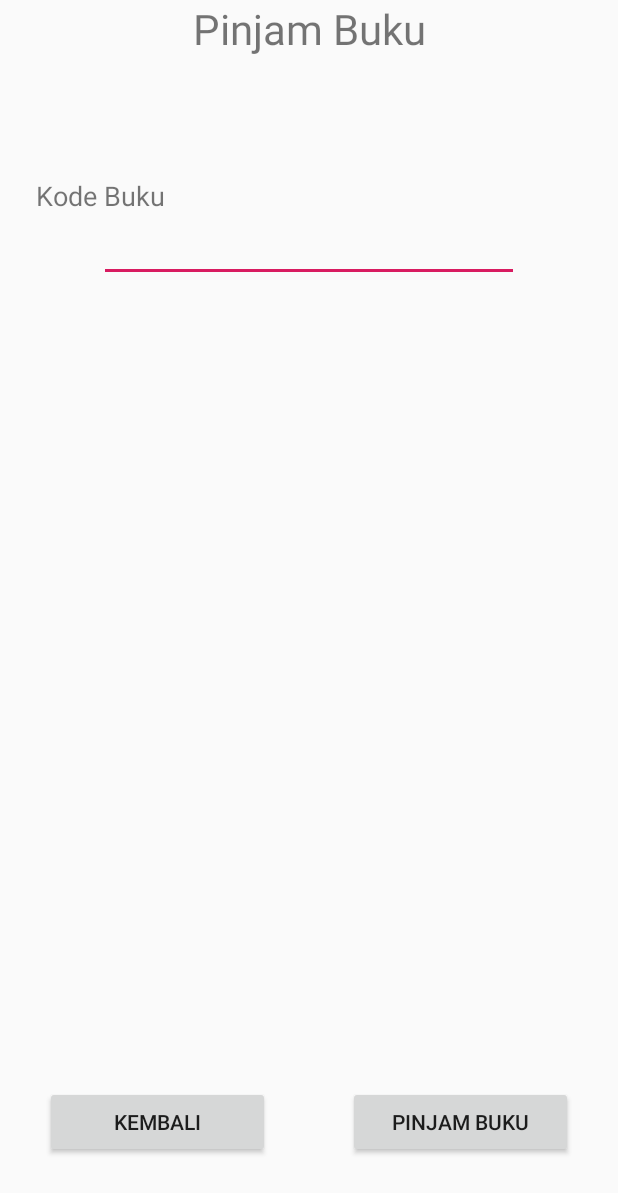
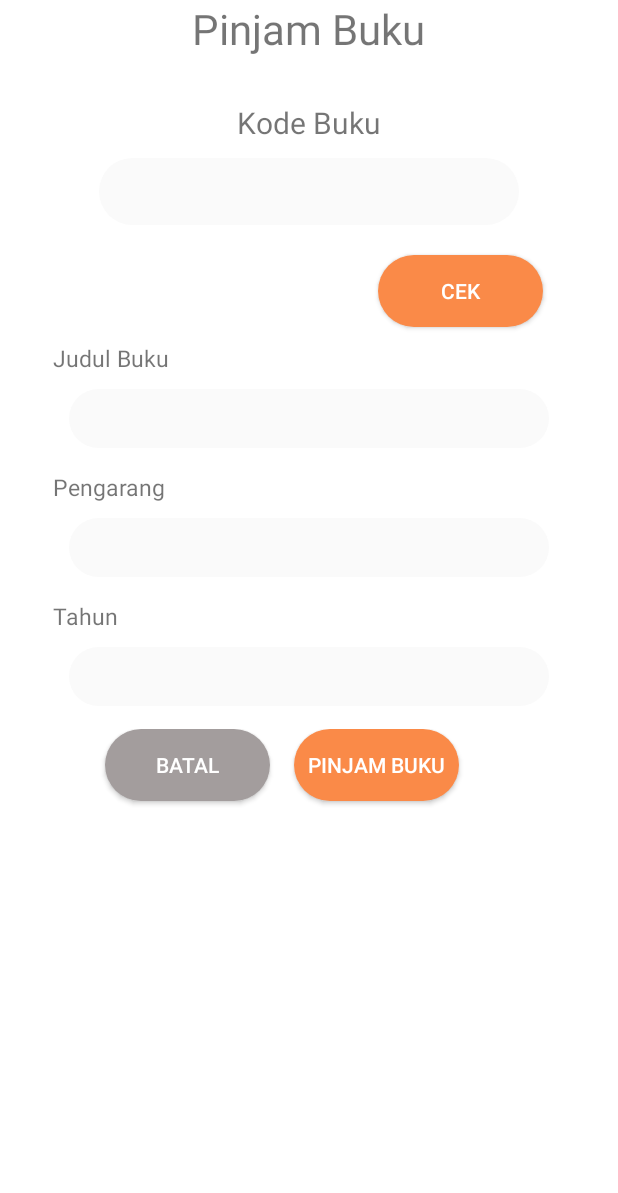
Before and after one commit to robyrnl/URSmartLibrary, an Android app: the layout activity_pinjam_buku.xml on its own in the app's theme, with its tools: preview values and no code run, on a phone screen of 412 x 824 dp. Shown: the top 1193 px of the screen. Run offline under Robolectric (Android 15) with nearby library versions, the phone set to English and light mode, and no system bars.

Commit message:
Masih Rubah File XML

```diff
--- a/app/build.gradle
+++ b/app/build.gradle
@@ -20,6 +20,7 @@ android {
 
 dependencies {
     implementation fileTree(dir: 'libs', include: ['*.jar'])
+    //noinspection GradleCompatible
     implementation 'com.android.support:appcompat-v7:27.1.1'
     implementation 'com.android.support.constraint:constraint-layout:1.1.3'
     implementation 'com.google.firebase:firebase-core:16.0.1'
@@ -27,5 +28,7 @@ dependencies {
     androidTestImplementation 'com.android.support.test:runner:1.0.2'
     androidTestImplementation 'com.android.support.test.espresso:espresso-core:3.0.2'
     implementation 'com.android.support:recyclerview-v7:27.1.1'
+    implementation 'com.google.firebase:firebase-auth:16.0.1'
+
 }
 apply plugin: 'com.google.gms.google-services'
--- a/app/src/main/res/layout/activity_pinjam_buku.xml
+++ b/app/src/main/res/layout/activity_pinjam_buku.xml
@@ -1,9 +1,11 @@
 <?xml version="1.0" encoding="utf-8"?>
-<android.support.constraint.ConstraintLayout xmlns:android="http://schemas.android.com/apk/res/android"
+<LinearLayout xmlns:android="http://schemas.android.com/apk/res/android"
     xmlns:app="http://schemas.android.com/apk/res-auto"
     xmlns:tools="http://schemas.android.com/tools"
+    android:background="@color/background"
     android:layout_width="match_parent"
     android:layout_height="match_parent"
+    android:orientation="vertical"
     tools:context=".homeActivity">
 
     <TextView
@@ -12,57 +14,121 @@
         android:layout_height="wrap_content"
         android:text="Pinjam Buku"
         android:textSize="28dp"
-
-        app:layout_constraintLeft_toLeftOf="parent"
-        app:layout_constraintRight_toRightOf="parent"
-        app:layout_constraintTop_toTopOf="parent"
+        android:layout_gravity="center"
         />
 
     <TextView
         android:id="@+id/KodeBuku"
+        android:layout_gravity="center"
         android:layout_width="wrap_content"
         android:layout_height="wrap_content"
         android:text="Kode Buku"
-        android:textSize="18dp"
-
-        app:layout_constraintLeft_toLeftOf="parent"
-        app:layout_constraintTop_toBottomOf="@+id/TextPinjamBuku"
-        android:layout_marginTop="80dp"
-        android:layout_marginLeft="24dp"
+        android:textSize="20dp"
+        android:layout_marginTop="30dp"
         />
 
     <EditText
+        android:background="@drawable/edit_text_style"
         android:id="@+id/etCodeBukuPinjaman"
         android:layout_height="wrap_content"
         android:layout_width="280dp"
-
-        app:layout_constraintLeft_toLeftOf="parent"
-        app:layout_constraintRight_toRightOf="parent"
-        app:layout_constraintTop_toBottomOf="@+id/KodeBuku"
+        android:layout_gravity="center"
+        android:layout_marginTop="10dp"
+        android:layout_marginBottom="20dp"
         />
 
     <Button
-        android:id="@+id/ButtonTambahBuku"
+        android:id="@+id/btnCek"
+        android:background="@drawable/button_style"
         android:layout_height="wrap_content"
-        android:layout_width="150dp"
-        android:text="Pinjam Buku"
+        android:layout_gravity="right"
+        android:layout_width="110dp"
+        android:text="Cek"
+        android:layout_marginBottom="10dp"
+        android:textColor="@color/background"
+        android:layout_marginLeft="16dp"
+        android:layout_marginRight="50dp"
+        />
 
-        app:layout_constraintRight_toRightOf="parent"
-        app:layout_constraintBottom_toBottomOf="parent"
-        android:layout_marginBottom="52dp"
-        android:layout_marginRight="30dp"
+    <TextView
+        android:layout_width="match_parent"
+        android:layout_height="wrap_content"
+        android:layout_marginLeft="35dp"
+        android:layout_marginBottom="10dp"
+        android:text="Judul Buku"
+        android:textSize="15sp"/>
+
+    <TextView
+        android:id="@+id/txtJudul"
+        android:background="@drawable/edit_text_style"
+        android:layout_width="320dp"
+        android:layout_gravity="center"
+        android:layout_height="wrap_content"
+        />
+
+    <TextView
+        android:layout_width="match_parent"
+        android:layout_height="wrap_content"
+        android:layout_marginLeft="35dp"
+        android:layout_marginTop="15dp"
+        android:layout_marginBottom="10dp"
+        android:text="Pengarang"
+        android:textSize="15sp"/>
+
+    <TextView
+        android:id="@+id/txtPengarang"
+        android:background="@drawable/edit_text_style"
+        android:layout_width="320dp"
+        android:layout_gravity="center"
+        android:layout_height="wrap_content"
+        />
+
+    <TextView
+        android:layout_width="match_parent"
+        android:layout_height="wrap_content"
+        android:layout_marginTop="15dp"
+        android:layout_marginLeft="35dp"
+        android:layout_marginBottom="10dp"
+        android:text="Tahun"
+        android:textSize="15sp"/>
+
+    <TextView
+        android:id="@+id/txtTahun"
+        android:background="@drawable/edit_text_style"
+        android:layout_width="320dp"
+        android:layout_gravity="center"
+        android:layout_height="wrap_content"
+        />
+
+<LinearLayout
+    android:layout_width="match_parent"
+    android:layout_height="wrap_content"
+    android:layout_marginTop="15dp"
+    android:orientation="horizontal">
+
+    <Button
+        android:id="@+id/btnBatal"
+        android:background="@drawable/button_cancel_style"
+        android:layout_height="wrap_content"
+        android:layout_width="110dp"
+        android:textColor="@color/background"
+        android:text="Batal"
+        android:layout_marginBottom="10dp"
+        android:layout_marginLeft="70dp"
         />
 
     <Button
-        android:id="@+id/ButtonKemabliTambahBuku"
+        android:id="@+id/btnPinjam"
+        android:background="@drawable/button_style"
         android:layout_height="wrap_content"
-        android:layout_width="150dp"
-        android:text="Kembali"
-
-        app:layout_constraintLeft_toLeftOf="parent"
-        app:layout_constraintBottom_toBottomOf="parent"
-        android:layout_marginBottom="52dp"
-        android:layout_marginLeft="30dp"
+        android:layout_width="110dp"
+        android:text="Pinjam Buku"
+        android:layout_marginBottom="10dp"
+        android:textColor="@color/background"
+        android:layout_marginLeft="16dp"
+        android:layout_marginRight="10dp"
         />
 
-</android.support.constraint.ConstraintLayout>
+</LinearLayout>
+
+</LinearLayout>
```
Also changed, not shown: app/src/main/res/drawable/image_button_cyrcle.xml (deleted, +0 -9 lines), app/src/main/res/layout/activity_add_book.xml (+47 -54 lines), app/src/main/res/layout/activity_profile.xml (+5 -5 lines), app/src/main/res/layout/activity_sign_up.xml (+4 -4 lines).
